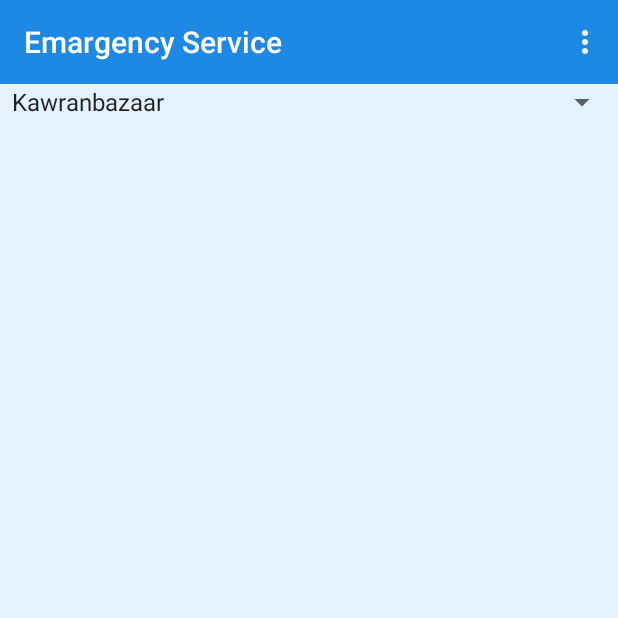
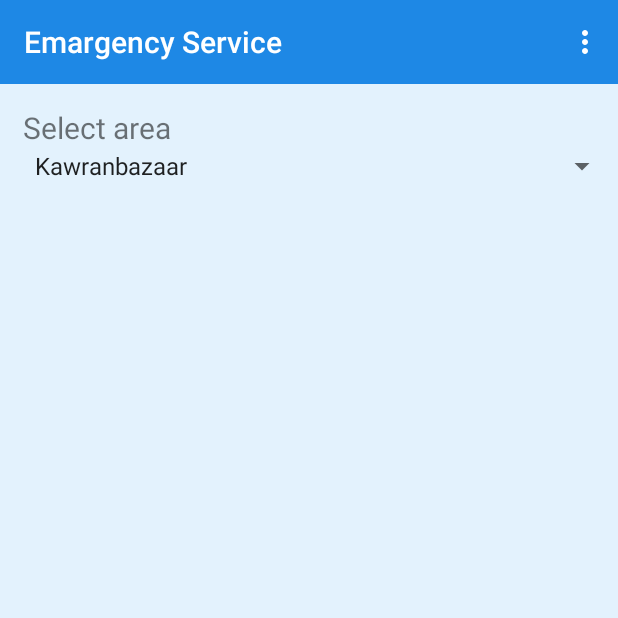
Before and after one commit to bdcosta07/EmergencyService, an Android app: the AmbulanceActivity screen opened directly, with no data from a screen before it, on a phone screen of 412 x 824 dp, the top half of it. Run offline under Robolectric (Android 15) with nearby library versions, the phone set to English and light mode, and no system bars.

Commit message:
List spinner

```diff
--- a/app/src/main/res/layout/activity_ambulance.xml
+++ b/app/src/main/res/layout/activity_ambulance.xml
@@ -17,10 +17,19 @@
             layout="@layout/toolbar" />
     </LinearLayout>
 
+    <TextView
+        android:layout_width="match_parent"
+        android:layout_height="wrap_content"
+        android:text="@string/area"
+        android:textSize="20dp"
+        android:paddingLeft="15dp"
+        android:paddingTop="15dp"/>
+
     <Spinner
         android:id="@+id/spinnerArea"
         android:layout_width="match_parent"
-        android:layout_height="wrap_content">
+        android:layout_height="wrap_content"
+        android:paddingLeft="15dp">
 
     </Spinner>
     <ListView
```
Also changed, not shown: app/src/main/res/layout/activity_fire_service.xml (+10 -1 lines), app/src/main/res/layout/activity_police.xml (+10 -1 lines).
